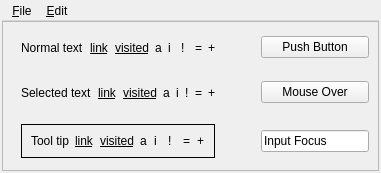
Above: kcontrol/colors/schemepreview.ui from mgottschlag/kwin-tiling before the change. Below: the same form after it.
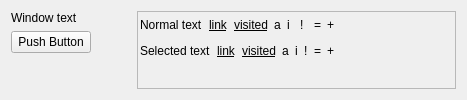
That is the form after the change.

Commit message: preview, take 2 (totally redesigned) plus a little bit of needed code, and some fiddling with the sizing policies for the main UI

The edit to the form file:
```diff
--- a/kcontrol/colors/schemepreview.ui
+++ b/kcontrol/colors/schemepreview.ui
@@ -5,59 +5,26 @@
    <rect>
     <x>0</x>
     <y>0</y>
-    <width>381</width>
-    <height>173</height>
+    <width>467</width>
+    <height>100</height>
    </rect>
   </property>
+  <property name="sizePolicy" >
+   <sizepolicy vsizetype="Minimum" hsizetype="Preferred" >
+    <horstretch>0</horstretch>
+    <verstretch>0</verstretch>
+   </sizepolicy>
+  </property>
   <layout class="QGridLayout" >
-   <property name="leftMargin" >
-    <number>2</number>
-   </property>
-   <property name="topMargin" >
-    <number>2</number>
-   </property>
-   <property name="rightMargin" >
-    <number>2</number>
-   </property>
-   <property name="bottomMargin" >
-    <number>2</number>
-   </property>
-   <property name="horizontalSpacing" >
-    <number>0</number>
-   </property>
-   <property name="verticalSpacing" >
-    <number>0</number>
-   </property>
    <item row="0" column="0" >
-    <widget class="QMenuBar" name="menubar" >
-     <widget class="QMenu" name="menu_File" >
-      <property name="title" >
-       <string>&amp;File</string>
-      </property>
-      <addaction name="actionNew" />
-      <addaction name="actionOpen" />
-      <addaction name="actionSave" />
-     </widget>
-     <widget class="QMenu" name="menu_Edit" >
-      <property name="title" >
-       <string>&amp;Edit</string>
-      </property>
-     </widget>
-     <addaction name="menu_File" />
-     <addaction name="menu_Edit" />
+    <widget class="QLabel" name="label" >
+     <property name="text" >
+      <string>Window text</string>
+     </property>
     </widget>
    </item>
-   <item row="1" column="0" >
-    <widget class="QFrame" name="mainWidget" >
-     <property name="sizePolicy" >
-      <sizepolicy vsizetype="MinimumExpanding" hsizetype="MinimumExpanding" >
-       <horstretch>0</horstretch>
-       <verstretch>0</verstretch>
-      </sizepolicy>
-     </property>
-     <property name="autoFillBackground" >
-      <bool>true</bool>
-     </property>
+   <item rowspan="3" row="0" column="2" >
+    <widget class="QFrame" name="frame" >
      <property name="frameShape" >
       <enum>QFrame::StyledPanel</enum>
      </property>
@@ -65,27 +32,39 @@
       <enum>QFrame::Sunken</enum>
      </property>
      <layout class="QGridLayout" >
+      <property name="leftMargin" >
+       <number>0</number>
+      </property>
       <property name="topMargin" >
-       <number>4</number>
+       <number>0</number>
       </property>
       <property name="rightMargin" >
-       <number>9</number>
+       <number>0</number>
       </property>
       <property name="bottomMargin" >
-       <number>4</number>
+       <number>0</number>
+      </property>
+      <property name="horizontalSpacing" >
+       <number>0</number>
       </property>
       <property name="verticalSpacing" >
-       <number>2</number>
+       <number>0</number>
       </property>
       <item row="0" column="0" >
        <widget class="QWidget" native="1" name="viewWidget" >
-        <property name="sizePolicy" >
-         <sizepolicy vsizetype="MinimumExpanding" hsizetype="MinimumExpanding" >
-          <horstretch>0</horstretch>
-          <verstretch>0</verstretch>
-         </sizepolicy>
-        </property>
         <layout class="QHBoxLayout" >
+         <property name="leftMargin" >
+          <number>2</number>
+         </property>
+         <property name="topMargin" >
+          <number>2</number>
+         </property>
+         <property name="rightMargin" >
+          <number>2</number>
+         </property>
+         <property name="bottomMargin" >
+          <number>2</number>
+         </property>
          <item>
           <widget class="QLabel" name="labelView0" >
            <property name="text" >
@@ -155,38 +134,40 @@
         </layout>
        </widget>
       </item>
-      <item rowspan="3" row="0" column="1" >
+      <item rowspan="2" row="0" column="1" >
        <spacer>
         <property name="orientation" >
          <enum>Qt::Horizontal</enum>
         </property>
+        <property name="sizeType" >
+         <enum>QSizePolicy::MinimumExpanding</enum>
+        </property>
         <property name="sizeHint" >
          <size>
-          <width>16</width>
-          <height>131</height>
+          <width>4</width>
+          <height>51</height>
          </size>
         </property>
        </spacer>
       </item>
-      <item row="0" column="2" >
-       <widget class="QPushButton" name="pushButton" >
-        <property name="text" >
-         <string>Push Button</string>
-        </property>
-       </widget>
-      </item>
       <item row="1" column="0" >
        <widget class="QWidget" native="1" name="selectionWidget" >
-        <property name="sizePolicy" >
-         <sizepolicy vsizetype="MinimumExpanding" hsizetype="MinimumExpanding" >
-          <horstretch>0</horstretch>
-          <verstretch>0</verstretch>
-         </sizepolicy>
-        </property>
         <property name="autoFillBackground" >
          <bool>true</bool>
         </property>
         <layout class="QHBoxLayout" >
+         <property name="leftMargin" >
+          <number>2</number>
+         </property>
+         <property name="topMargin" >
+          <number>2</number>
+         </property>
+         <property name="rightMargin" >
+          <number>2</number>
+         </property>
+         <property name="bottomMargin" >
+          <number>2</number>
+         </property>
          <item>
           <widget class="QLabel" name="labelSelection0" >
            <property name="text" >
@@ -256,157 +237,64 @@
         </layout>
        </widget>
       </item>
-      <item row="1" column="2" >
-       <widget class="QPushButton" name="hoverButton" >
-        <property name="text" >
-         <string>Mouse Over</string>
+      <item row="2" column="0" colspan="2" >
+       <spacer>
+        <property name="orientation" >
+         <enum>Qt::Vertical</enum>
         </property>
-       </widget>
-      </item>
-      <item row="2" column="0" >
-       <widget class="QWidget" native="1" name="tooltipContainerWidget" >
-        <property name="sizePolicy" >
-         <sizepolicy vsizetype="MinimumExpanding" hsizetype="MinimumExpanding" >
-          <horstretch>0</horstretch>
-          <verstretch>0</verstretch>
-         </sizepolicy>
+        <property name="sizeType" >
+         <enum>QSizePolicy::MinimumExpanding</enum>
         </property>
-        <layout class="QVBoxLayout" >
-         <property name="spacing" >
-          <number>0</number>
-         </property>
-         <property name="topMargin" >
-          <number>0</number>
-         </property>
-         <property name="bottomMargin" >
-          <number>0</number>
-         </property>
-         <item>
-          <spacer>
-           <property name="orientation" >
-            <enum>Qt::Vertical</enum>
-           </property>
-           <property name="sizeType" >
-            <enum>QSizePolicy::MinimumExpanding</enum>
-           </property>
-           <property name="sizeHint" >
-            <size>
-             <width>20</width>
-             <height>8</height>
-            </size>
-           </property>
-          </spacer>
-         </item>
-         <item>
-          <widget class="QFrame" name="tooltipFrame" >
-           <property name="autoFillBackground" >
-            <bool>true</bool>
-           </property>
-           <property name="frameShape" >
-            <enum>QFrame::Box</enum>
-           </property>
-           <property name="frameShadow" >
-            <enum>QFrame::Plain</enum>
-           </property>
-           <layout class="QHBoxLayout" >
-            <item>
-             <widget class="QLabel" name="labelTooltip0" >
-              <property name="text" >
-               <string>Tool tip</string>
-              </property>
-             </widget>
-            </item>
-            <item>
-             <widget class="QLabel" name="labelTooltip3" >
-              <property name="font" >
-               <font>
-                <underline>true</underline>
-               </font>
-              </property>
-              <property name="text" >
-               <string>link</string>
-              </property>
-             </widget>
-            </item>
-            <item>
-             <widget class="QLabel" name="labelTooltip4" >
-              <property name="font" >
-               <font>
-                <underline>true</underline>
-               </font>
-              </property>
-              <property name="text" >
-               <string>visited</string>
-              </property>
-             </widget>
-            </item>
-            <item>
-             <widget class="QLabel" name="labelTooltip2" >
-              <property name="text" >
-               <string comment="active (abbreviate)" >a</string>
-              </property>
-             </widget>
-            </item>
-            <item>
-             <widget class="QLabel" name="labelTooltip1" >
-              <property name="text" >
-               <string comment="inactive (abbreviate)" >i</string>
-              </property>
-             </widget>
-            </item>
-            <item>
-             <widget class="QLabel" name="labelTooltip5" >
-              <property name="text" >
-               <string>!</string>
-              </property>
-             </widget>
-            </item>
-            <item>
-             <widget class="QLabel" name="labelTooltip6" >
-              <property name="text" >
-               <string>=</string>
-              </property>
-             </widget>
-            </item>
-            <item>
-             <widget class="QLabel" name="labelTooltip7" >
-              <property name="text" >
-               <string>+</string>
-              </property>
-             </widget>
-            </item>
-           </layout>
-          </widget>
-         </item>
-         <item>
-          <spacer>
-           <property name="orientation" >
-            <enum>Qt::Vertical</enum>
-           </property>
-           <property name="sizeType" >
-            <enum>QSizePolicy::MinimumExpanding</enum>
-           </property>
-           <property name="sizeHint" >
-            <size>
-             <width>20</width>
-             <height>8</height>
-            </size>
-           </property>
-          </spacer>
-         </item>
-        </layout>
-       </widget>
-      </item>
-      <item row="2" column="2" >
-       <widget class="QLineEdit" name="focusLineEdit" >
-        <property name="text" >
-         <string>Input Focus</string>
+        <property name="sizeHint" >
+         <size>
+          <width>141</width>
+          <height>0</height>
+         </size>
         </property>
-       </widget>
+       </spacer>
       </item>
      </layout>
     </widget>
    </item>
+   <item row="1" column="0" >
+    <widget class="QPushButton" name="pushButton" >
+     <property name="text" >
+      <string>Push Button</string>
+     </property>
+    </widget>
+   </item>
+   <item row="1" column="1" >
+    <spacer>
+     <property name="orientation" >
+      <enum>Qt::Horizontal</enum>
+     </property>
+     <property name="sizeType" >
+      <enum>QSizePolicy::Preferred</enum>
+     </property>
+     <property name="sizeHint" >
+      <size>
+       <width>40</width>
+       <height>20</height>
+      </size>
+     </property>
+    </spacer>
+   </item>
+   <item row="2" column="0" >
+    <spacer>
+     <property name="orientation" >
+      <enum>Qt::Vertical</enum>
+     </property>
+     <property name="sizeType" >
+      <enum>QSizePolicy::MinimumExpanding</enum>
+     </property>
+     <property name="sizeHint" >
+      <size>
+       <width>20</width>
+       <height>0</height>
+      </size>
+     </property>
+    </spacer>
+   </item>
   </layout>
   <action name="actionNew" >
    <property name="text" >
```
The commit also changes 2 other files.
